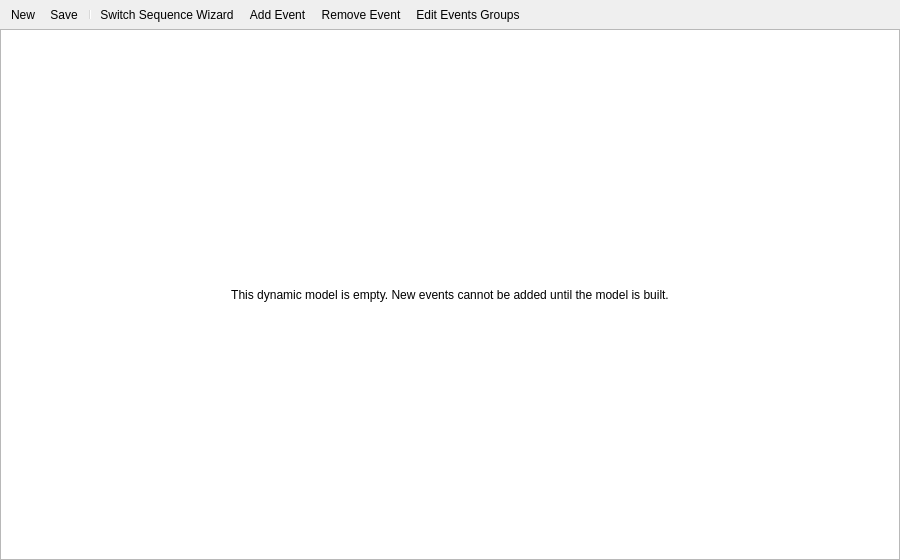
The window that src/VeraGrid/Gui/DynamicModelEditor/Events/dynamic_events_page_ui.ui (JordiBejarUPC/veragrid-hvdc-bipolar-pfc) describes before a commit, drawn with Qt 5.
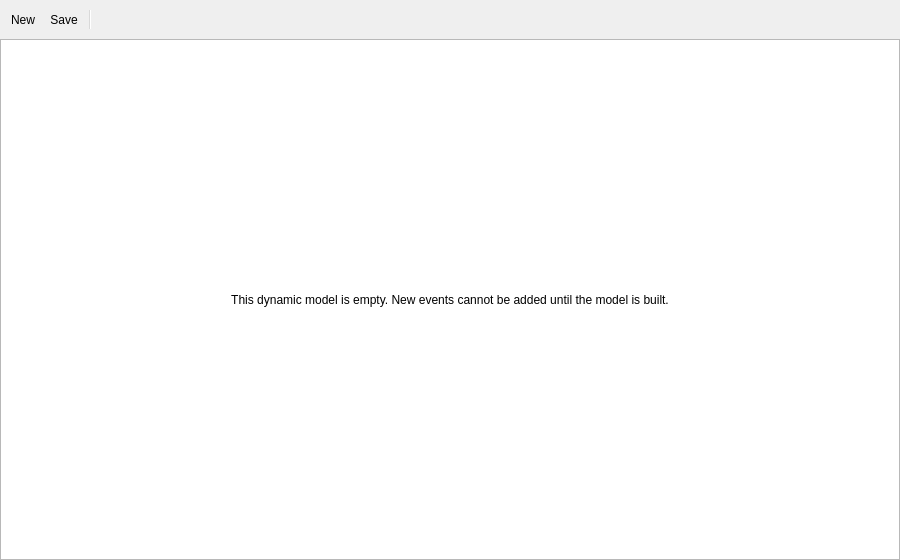
The same window after the commit. Icons and pictures are not drawn.

Commit message: edited the events page

The edit to the form file:
```diff
--- a/src/VeraGrid/Gui/DynamicModelEditor/Events/dynamic_events_page_ui.ui
+++ b/src/VeraGrid/Gui/DynamicModelEditor/Events/dynamic_events_page_ui.ui
@@ -50,9 +50,8 @@
      <addaction name="actionSave"/>
      <addaction name="separator"/>
      <addaction name="actionSwitchSequence"/>
-     <addaction name="actionAddEvent"/>
+     <addaction name="actionAdd"/>
      <addaction name="actionRemove"/>
-     <addaction name="actionNewGroup"/>
     </widget>
    </item>
    <item>
@@ -138,7 +137,7 @@
   </action>
   <action name="actionSwitchSequence">
    <property name="text">
-    <string>Switch Sequence Wizard</string>
+    <string/>
    </property>
    <property name="toolTip">
     <string>Create an EMT switch opening and reclosing event sequence</string>
@@ -150,7 +149,7 @@
      <normaloff>:/Icons/icons/plus.png</normaloff>:/Icons/icons/plus.png</iconset>
    </property>
    <property name="text">
-    <string>Add Event</string>
+    <string/>
    </property>
    <property name="toolTip">
     <string>Add an event to the selected event group</string>
@@ -162,24 +161,12 @@
      <normaloff>:/Icons/icons/minus.png</normaloff>:/Icons/icons/minus.png</iconset>
    </property>
    <property name="text">
-    <string>Remove Event</string>
+    <string/>
    </property>
    <property name="toolTip">
     <string>Remove the selected event or event group</string>
    </property>
   </action>
-  <action name="actionNewGroup">
-   <property name="icon">
-    <iconset resource="../../Icons/icons.qrc">
-     <normaloff>:/Icons/icons/edit.png</normaloff>:/Icons/icons/edit.png</iconset>
-   </property>
-   <property name="text">
-    <string>Edit Events Groups</string>
-   </property>
-   <property name="toolTip">
-    <string>Create, delete, activate or deactivate an event group for this simulation mode</string>
-   </property>
-  </action>
  </widget>
  <resources>
   <include location="../../Icons/icons.qrc"/>
```
Left out of the diff: 18 changed lines with no effect on the pictures. The commit also changes 2 other files.
